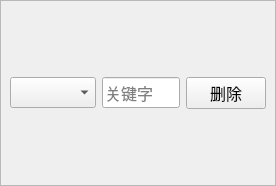
First picture: the form in ui/page_elements/condition_box/box.ui, repository ArcherLuo233/election-s-prediction, before the edit.
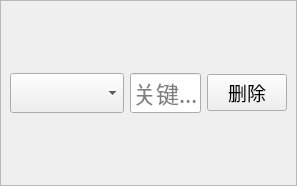
Second picture: the form after the edit.

Diff of the .ui file:
```diff
--- a/ui/page_elements/condition_box/box.ui
+++ b/ui/page_elements/condition_box/box.ui
@@ -12,7 +12,7 @@
         </property>
         <property name="font">
             <font>
-                <family>微软雅黑</family>
+                <family>华文新魏</family>
                 <pointsize>12</pointsize>
             </font>
         </property>
@@ -45,7 +45,14 @@
                     </property>
                     <layout class="QHBoxLayout" name="horizontalLayout_2">
                         <item>
-                            <widget class="QComboBox" name="comboBox"/>
+                            <widget class="QComboBox" name="comboBox">
+                                <property name="font">
+                                    <font>
+                                        <family>华文新魏</family>
+                                        <pointsize>17</pointsize>
+                                    </font>
+                                </property>
+                            </widget>
                         </item>
                         <item>
                             <widget class="QLineEdit" name="lineEdit">
@@ -55,6 +62,12 @@
                                         <verstretch>0</verstretch>
                                     </sizepolicy>
                                 </property>
+                                <property name="font">
+                                    <font>
+                                        <family>华文新魏</family>
+                                        <pointsize>17</pointsize>
+                                    </font>
+                                </property>
                                 <property name="placeholderText">
                                     <string>关键字</string>
                                 </property>
@@ -62,6 +75,12 @@
                         </item>
                         <item>
                             <widget class="QPushButton" name="btn_delete">
+                                <property name="font">
+                                    <font>
+                                        <family>华文新魏</family>
+                                        <pointsize>14</pointsize>
+                                    </font>
+                                </property>
                                 <property name="cursor">
                                     <cursorShape>PointingHandCursor</cursorShape>
                                 </property>
```
